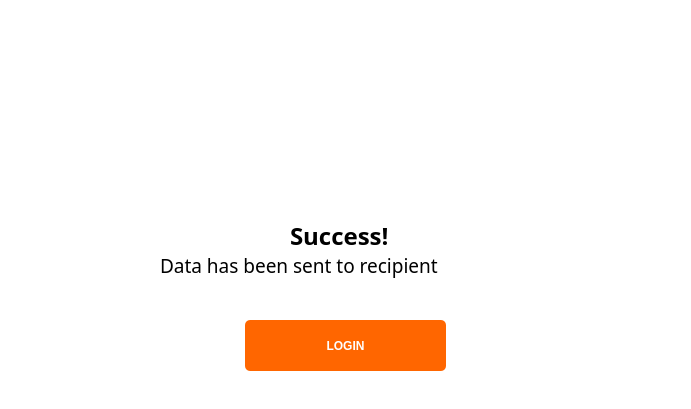
This is RTHM-Device-V2/src/uiFilesv2/Success.ui in Jonnykoder/RTHM-Device as Qt 5 draws it before an edit. The edited form follows.
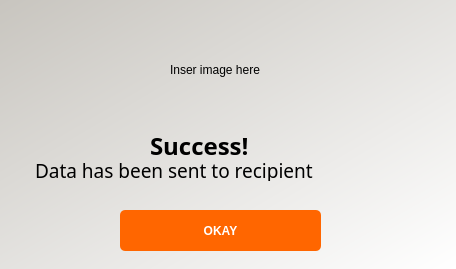
This is the edited form. Icons and pictures are not drawn.

What changed in the file:
```diff
--- a/RTHM-Device-V2/src/uiFilesv2/Success.ui
+++ b/RTHM-Device-V2/src/uiFilesv2/Success.ui
@@ -6,35 +6,23 @@
    <rect>
     <x>0</x>
     <y>0</y>
-    <width>691</width>
-    <height>409</height>
+    <width>456</width>
+    <height>269</height>
    </rect>
   </property>
   <property name="windowTitle">
    <string>Dialog</string>
   </property>
-  <widget class="QLabel" name="label">
-   <property name="geometry">
-    <rect>
-     <x>0</x>
-     <y>0</y>
-     <width>691</width>
-     <height>409</height>
-    </rect>
-   </property>
-   <property name="styleSheet">
-    <string notr="true">background-color: #ffffff;</string>
-   </property>
-   <property name="text">
-    <string/>
-   </property>
-  </widget>
+  <property name="styleSheet">
+   <string notr="true">QDialog#Dialog{
+	background-color:qlineargradient(spread:pad, x1:0.005, y1:0, x2:1, y2:1, stop:0 rgba(200, 197, 191, 255), stop:1 rgba(255, 255, 255, 255))}</string>
+  </property>
   <widget class="QLabel" name="label_2">
    <property name="geometry">
     <rect>
-     <x>290</x>
-     <y>220</y>
-     <width>171</width>
+     <x>150</x>
+     <y>130</y>
+     <width>141</width>
      <height>31</height>
     </rect>
    </property>
@@ -57,10 +45,10 @@
   <widget class="QLabel" name="label_3">
    <property name="geometry">
     <rect>
-     <x>160</x>
-     <y>250</y>
+     <x>35</x>
+     <y>160</y>
      <width>371</width>
-     <height>31</height>
+     <height>21</height>
     </rect>
    </property>
    <property name="font">
@@ -81,10 +69,10 @@
   <widget class="QPushButton" name="btnOkay">
    <property name="geometry">
     <rect>
-     <x>245</x>
-     <y>320</y>
+     <x>120</x>
+     <y>210</y>
      <width>201</width>
-     <height>51</height>
+     <height>41</height>
     </rect>
    </property>
    <property name="font">
@@ -102,27 +90,23 @@
 icon-size: 40px;</string>
    </property>
    <property name="text">
-    <string>LOGIN</string>
-   </property>
-   <property name="icon">
-    <iconset>
-     <normaloff>../images/icons/icon-save.png</normaloff>../images/icons/icon-save.png</iconset>
+    <string>OKAY</string>
    </property>
   </widget>
   <widget class="QLabel" name="label_4">
    <property name="geometry">
     <rect>
-     <x>255</x>
-     <y>30</y>
-     <width>180</width>
-     <height>180</height>
+     <x>170</x>
+     <y>20</y>
+     <width>100</width>
+     <height>100</height>
     </rect>
    </property>
    <property name="styleSheet">
     <string notr="true"/>
    </property>
    <property name="text">
-    <string/>
+    <string>Inser image here</string>
    </property>
   </widget>
  </widget>
```
